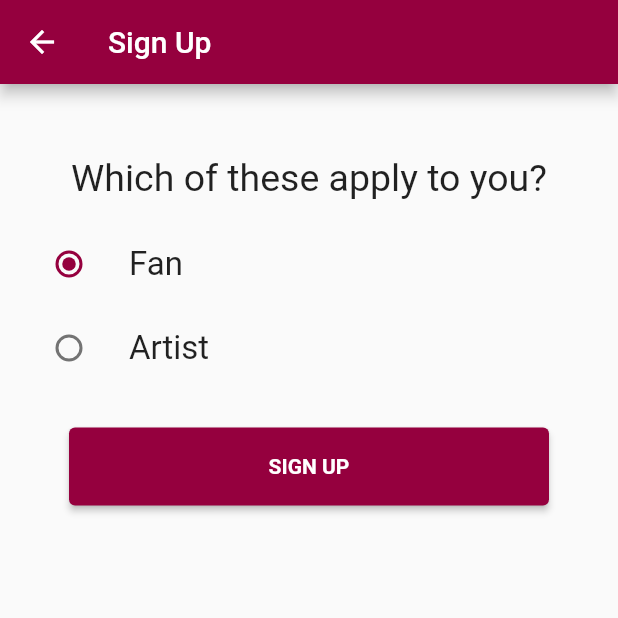
After one commit to PMax5/CCU, a Flutter app: the SignUpType screen opened directly, on a phone screen of 412 x 824 dp, the top half of it. The commit adds this screen. Run offline on Flutter 3.47's test engine with Material 2 defaults, Android fonts, the phone set to English and light mode, and no system bars.

Commit message:
Added second stage of the SignUp screen.

```diff
--- a/flutter_project/lib/mainscreen.dart
+++ b/flutter_project/lib/mainscreen.dart
@@ -2,7 +2,7 @@
 //import 'dart:html';
 
 import 'package:flutter/material.dart';
-import 'signup.dart';
+import 'signup/signup.dart';
 
 class MainPage extends StatelessWidget {
 
--- a/flutter_project/lib/signup.dart
+++ b/flutter_project/lib/signup/signup.dart
@@ -1,6 +1,7 @@
 
 import 'package:flutter/material.dart';
-import 'settings.dart';
+import '../settings.dart';
+import 'type.dart';
 
 class SignUp extends StatefulWidget {
   SignUp({Key key}) : super(key: key);
@@ -65,13 +66,21 @@ class SignUpState extends State<SignUp> {
                         width: projectSettings.textInputWidth,
                         height: projectSettings.textInputHeight,
                         child: ElevatedButton(
-                            child: Text("NEXT"),
+                            child: Text(
+                                "NEXT",
+                                style: TextStyle(
+                                    fontWeight: FontWeight.bold
+                                )
+                            ),
                             style: ButtonStyle(
                               backgroundColor: MaterialStateProperty.all<Color>(projectSettings.mainColor),
                             ),
                             onPressed: () {
                               if(signUpFormKey.currentState.validate()) {
-                                //TODO: Move to the next stage
+                                Navigator.push(
+                                  context,
+                                    MaterialPageRoute(builder: (context) => SignUpType())
+                                );
                               }
                             }
                         )
--- /dev/null
+++ b/flutter_project/lib/signup/type.dart
@@ -0,0 +1,127 @@
+
+import 'package:flutter/material.dart';
+import '../settings.dart';
+
+enum Type {
+  ARTIST,
+  FAN
+}
+
+class SignUpType extends StatefulWidget {
+  SignUpType({Key key}) : super(key: key);
+
+  @override
+  SignUpTypeState createState() => SignUpTypeState();
+}
+
+class SignUpTypeState extends State<SignUpType> {
+
+  Settings projectSettings = new Settings();
+  Type userType = Type.FAN;
+
+  Widget buildForm(BuildContext context) {
+    final signUpFormKey = GlobalKey<FormState>();
+
+    return Padding(
+        padding: EdgeInsets.only(top: 48),
+        child: Column(
+            crossAxisAlignment: CrossAxisAlignment.start,
+            children: <Widget>[
+              Center(
+                child: Padding(
+                  padding: EdgeInsets.only(bottom: 15),
+                  child: Text(
+                      "Which of these apply to you?",
+                      textAlign: TextAlign.center,
+                      style: TextStyle(
+                          fontSize: 25
+                      )
+                  ),
+                )
+              ),
+              Padding(
+                padding: EdgeInsets.only(left: 6),
+                child: ListTile(
+                  title: const Text(
+                    'Fan',
+                    style: TextStyle(
+                        fontSize: 22
+                    ),
+                  ),
+                  leading: Radio(
+                    value: Type.FAN,
+                    groupValue: userType,
+                    hoverColor: projectSettings.mainColor,
+                    focusColor: projectSettings.mainColor,
+                    activeColor: projectSettings.mainColor,
+                    onChanged: (Type value) {
+                      setState(() {
+                        userType = value;
+                      });
+                    },
+                  ),
+                ),
+              ),
+              Padding(
+                padding: EdgeInsets.only(left: 6),
+                child: ListTile(
+                  title: const Text(
+                    'Artist',
+                    style: TextStyle(
+                        fontSize: 22
+                    ),
+                  ),
+                  leading: Radio(
+                    value: Type.ARTIST,
+                    groupValue: userType,
+                    hoverColor: projectSettings.mainColor,
+                    focusColor: projectSettings.mainColor,
+                    activeColor: projectSettings.mainColor,
+                    onChanged: (Type value) {
+                      setState(() {
+                        userType = value;
+                      });
+                    },
+                  ),
+                ),
+              ),
+              Center(
+                  child: Padding(
+                      padding: EdgeInsets.only(top: 25),
+                      child: Container(
+                          width: projectSettings.textInputWidth,
+                          height: projectSettings.textInputHeight,
+                          child: ElevatedButton(
+                              child: Text(
+                                "SIGN UP",
+                                style: TextStyle(
+                                  fontWeight: FontWeight.bold
+                                )
+                              ),
+                              style: ButtonStyle(
+                                backgroundColor: MaterialStateProperty.all<Color>(projectSettings.mainColor),
+                              ),
+                              onPressed: () {
+                                //TODO: Move to the next stage (Main user page).
+                              }
+                          )
+                      )
+                  )
+              )
+            ]
+        )
+    );
+  }
+
+  @override
+  Widget build(BuildContext context) {
+    return Scaffold(
+        appBar: AppBar(
+            title: Text("Sign Up"),
+            backgroundColor: projectSettings.mainColor
+        ),
+        body: this.buildForm(context)
+    );
+  }
+
+}
```
